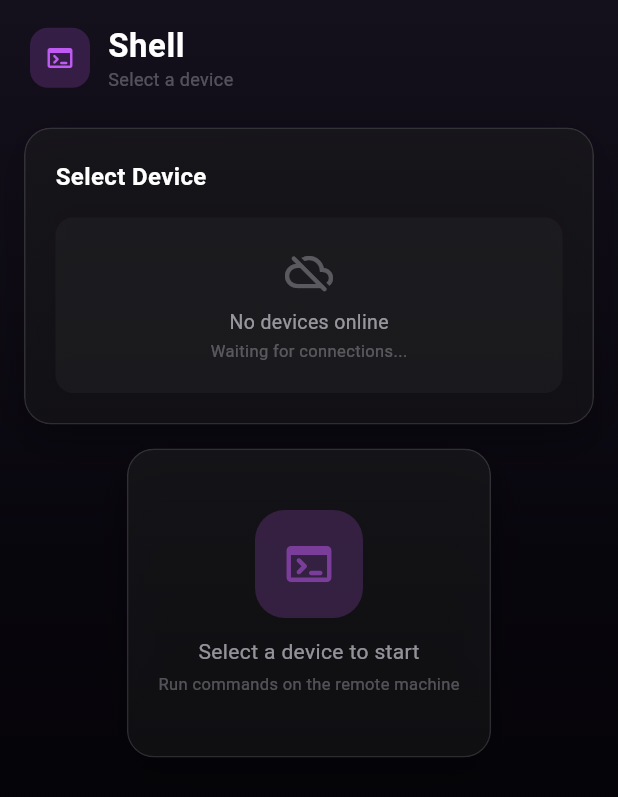
After one commit to nffdev/Deskr, a Flutter app: the ShellScreen screen opened directly, on a phone screen of 412 x 824 dp. The commit adds this screen. Shown: the top 797 px of the screen. Run offline on Flutter 3.47's test engine with Material 3 defaults, Android fonts, the phone set to English and light mode, and no system bars; our stand-ins replace flutter_secure_storage, socket_io_client; accounts and stored records are empty; network calls fail; Roboto replaces fonts that are missing (SF Pro Display).

Commit message:
refactor(app): added shared device selector widget

```diff
--- /dev/null
+++ b/app/lib/widgets/device_selector.dart
@@ -0,0 +1,132 @@
+import 'package:flutter/material.dart';
+import '../theme.dart';
+import 'glass_card.dart';
+import 'pressable.dart';
+
+class DeviceSelector extends StatelessWidget {
+  final List<Map<String, dynamic>> devices;
+  final ValueChanged<Map<String, dynamic>> onSelect;
+  final IconData placeholderIcon;
+  final String placeholderSubtitle;
+
+  const DeviceSelector({
+    super.key,
+    required this.devices,
+    required this.onSelect,
+    required this.placeholderIcon,
+    required this.placeholderSubtitle,
+  });
+
+  @override
+  Widget build(BuildContext context) {
+    final onlineDevices = devices.where((d) => d['isActive'] == true).toList();
+
+    return Padding(
+      padding: const EdgeInsets.all(16),
+      child: Column(
+        children: [
+          const SizedBox(height: 8),
+          GlassCard(
+            child: Column(
+              crossAxisAlignment: CrossAxisAlignment.start,
+              mainAxisSize: MainAxisSize.min,
+              children: [
+                const Text('Select Device', style: TextStyle(color: Colors.white, fontSize: 16, fontWeight: FontWeight.w600)),
+                const SizedBox(height: 16),
+                if (onlineDevices.isEmpty)
+                  Container(
+                    width: double.infinity,
+                    padding: const EdgeInsets.all(20),
+                    decoration: BoxDecoration(
+                      color: AppColors.surfaceLight.withValues(alpha: 0.3),
+                      borderRadius: BorderRadius.circular(12),
+                    ),
+                    child: const Column(
+                      children: [
+                        Icon(Icons.cloud_off_rounded, color: AppColors.textMuted, size: 32),
+                        SizedBox(height: 8),
+                        Text('No devices online', style: TextStyle(color: AppColors.textSecondary, fontSize: 13)),
+                        SizedBox(height: 2),
+                        Text('Waiting for connections...', style: TextStyle(color: AppColors.textMuted, fontSize: 11)),
+                      ],
+                    ),
+                  )
+                else
+                  ...onlineDevices.map((device) => Padding(
+                    padding: const EdgeInsets.only(bottom: 8),
+                    child: Pressable(
+                      onTap: () => onSelect(device),
+                      child: Container(
+                        padding: const EdgeInsets.all(12),
+                        decoration: BoxDecoration(
+                          color: AppColors.surfaceLight.withValues(alpha: 0.3),
+                          borderRadius: BorderRadius.circular(AppRadius.md),
+                          border: Border.all(color: AppColors.border),
+                        ),
+                        child: Row(
+                          children: [
+                            Container(
+                              width: 36,
+                              height: 36,
+                              decoration: BoxDecoration(
+                                color: AppColors.surfaceLight.withValues(alpha: 0.6),
+                                borderRadius: BorderRadius.circular(8),
+                              ),
+                              child: const Icon(Icons.monitor_rounded, color: AppColors.textSecondary, size: 18),
+                            ),
+                            const SizedBox(width: 12),
+                            Expanded(
+                              child: Column(
+                                crossAxisAlignment: CrossAxisAlignment.start,
+                                children: [
+                                  Text(
+                                    device['deviceInfo'] ?? 'Unknown',
+                                    style: const TextStyle(color: Colors.white, fontSize: 13, fontWeight: FontWeight.w500),
+                                    maxLines: 1,
+                                    overflow: TextOverflow.ellipsis,
+                                  ),
+                                  Text(device['ip'] ?? '', style: const TextStyle(color: AppColors.textMuted, fontSize: 11)),
+                                ],
+                              ),
+                            ),
+                            Container(
+                              width: 6,
+                              height: 6,
+                              decoration: const BoxDecoration(shape: BoxShape.circle, color: AppColors.green),
+                            ),
+                            const SizedBox(width: 4),
+                            const Icon(Icons.chevron_right_rounded, color: AppColors.textMuted, size: 20),
+                          ],
+                        ),
+                      ),
+                    ),
+                  )),
+              ],
+            ),
+          ),
+          const SizedBox(height: 16),
+          GlassCard(
+            padding: const EdgeInsets.symmetric(vertical: 40, horizontal: 20),
+            child: Column(
+              children: [
+                Container(
+                  width: 72,
+                  height: 72,
+                  decoration: BoxDecoration(
+                    color: AppColors.purpleDim,
+                    borderRadius: BorderRadius.circular(20),
+                  ),
+                  child: Icon(placeholderIcon, color: AppColors.purpleLight.withValues(alpha: 0.5), size: 36),
+                ),
+                const SizedBox(height: 12),
+                const Text('Select a device to start', style: TextStyle(color: AppColors.textSecondary, fontSize: 14)),
+                const SizedBox(height: 4),
+                Text(placeholderSubtitle, style: const TextStyle(color: AppColors.textMuted, fontSize: 11)),
+              ],
+            ),
+          ),
+        ],
+      ),
+    );
+  }
+}
```
Also changed, not shown: app/lib/screens/shell_screen.dart (+6 -105 lines).
